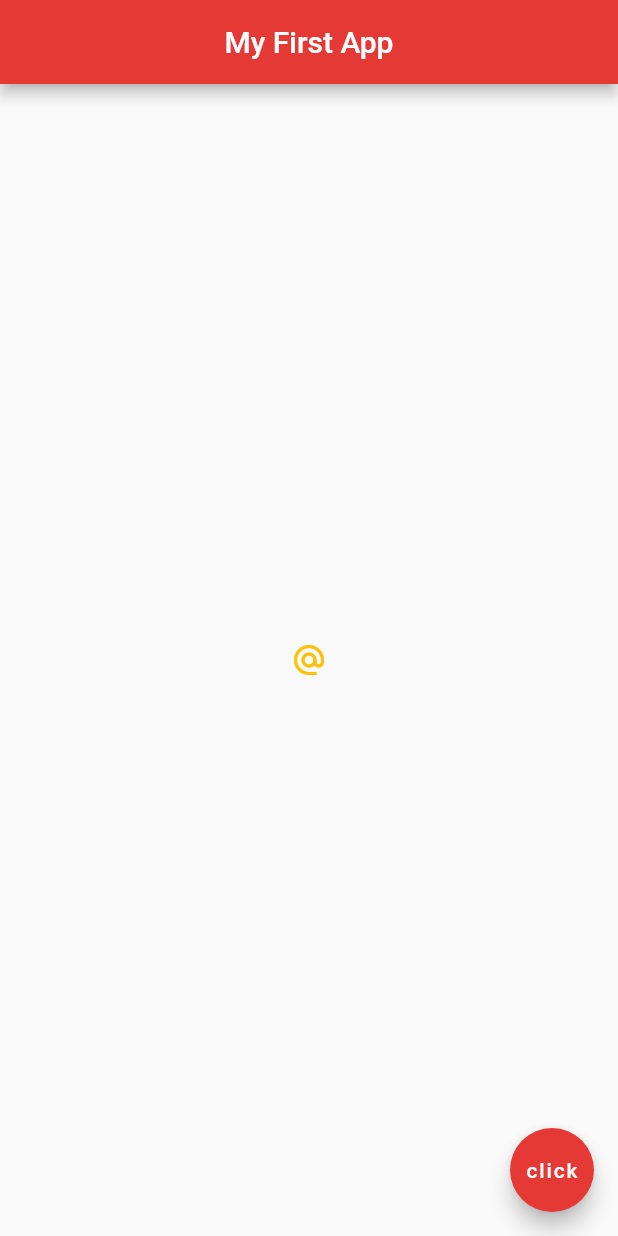
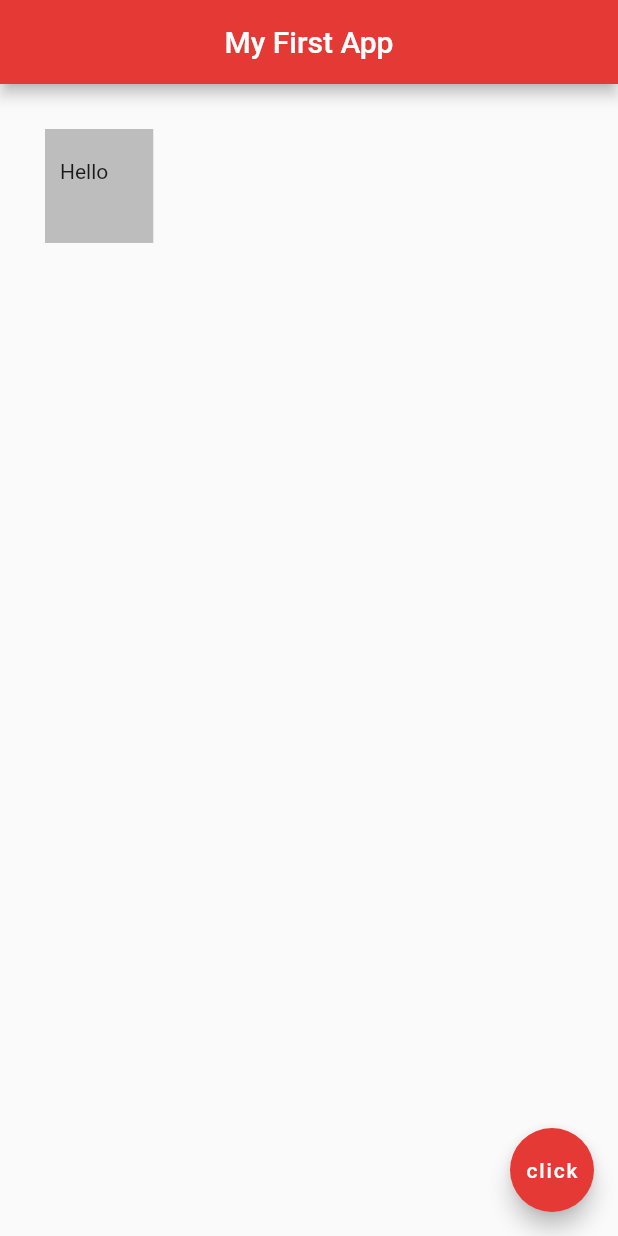
Before and after one commit to Williano/My-First-Flutter-App, a Flutter app: the screen it shows after launch, on a phone screen of 412 x 824 dp. Run offline on Flutter 3.47's test engine with Material 2 defaults, Android fonts, the phone set to English and light mode, and no system bars.

Commit message:
[NEW FEATURE] :sparkles: Add code for containers

```diff
--- a/lib/main.dart
+++ b/lib/main.dart
@@ -13,7 +13,31 @@ class Home extends StatelessWidget {
         centerTitle: true,
         backgroundColor: Colors.red[600],
       ),
-      body: Center(
+      body:
+      Container(
+        color: Colors.grey[400],
+        child: Text("Hello"),
+        padding: EdgeInsets.fromLTRB(10.0, 20.0, 30.0, 40.0),
+        margin: EdgeInsets.all(30.0),
+      ),
+
+//      Container(
+//        color: Colors.grey[400],
+//        child: Text("Hello"),
+//        padding: EdgeInsets.symmetric(vertical: 20.0, horizontal: 10.0),
+//      ),
+
+
+
+//      Container(
+//        color: Colors.grey[400],
+//        child: Text("Hello"),
+//        padding: EdgeInsets.all(20.0),
+//      ),
+
+
+
+//      Center(
 //        child: Image(
 //           image: AssetImage("assets/images/snow.jpg"),
 ////          image: NetworkImage("https://images.unsplash.com/photo-1581115684447-383df67ff1ea?ixlib=rb-1.2.1&ixid=eyJhcHBfaWQiOjI2Njg5fQ&auto=format&fit=crop&w=934&q=80") ,
@@ -38,13 +62,13 @@ class Home extends StatelessWidget {
 //        Icons.mail
 //      ), label: Text("Mail me"),
 //        color: Colors.amber,),
-
-      child: IconButton(
-        onPressed: () {},
-        icon: Icon(Icons.alternate_email),
-        color: Colors.amber,
-      ),
-      ),
+//
+//      child: IconButton(
+//        onPressed: () {},
+//        icon: Icon(Icons.alternate_email),
+//        color: Colors.amber,
+//      ),
+//      ),
       floatingActionButton: FloatingActionButton(
         child: Text("click"),
         onPressed: (){},
```
